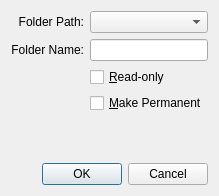
jljuxgm/vboxgit, file vbox/src/VBox/Frontends/VirtualBox/src/settings/vm/VBoxVMSettingsSFDetails.ui: the form before one commit.
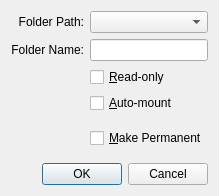
The form after the commit. Custom widgets are drawn as their Qt base class.

```diff
--- a/vbox/src/VBox/Frontends/VirtualBox/src/settings/vm/VBoxVMSettingsSFDetails.ui
+++ b/vbox/src/VBox/Frontends/VirtualBox/src/settings/vm/VBoxVMSettingsSFDetails.ui
@@ -67,6 +67,16 @@
     </widget>
    </item>
    <item row="3" column="1" >
+    <widget class="QCheckBox" name="mCbAutoMount" >
+     <property name="toolTip" >
+      <string>When checked, the guest OS will try to automatically mount the shared folder on startup.</string>
+     </property>
+     <property name="text" >
+      <string>&amp;Auto-mount</string>
+     </property>
+    </widget>
+   </item>
+   <item row="4" column="1" >
     <widget class="QCheckBox" name="mCbPermanent" >
      <property name="text" >
       <string>&amp;Make Permanent</string>
```
